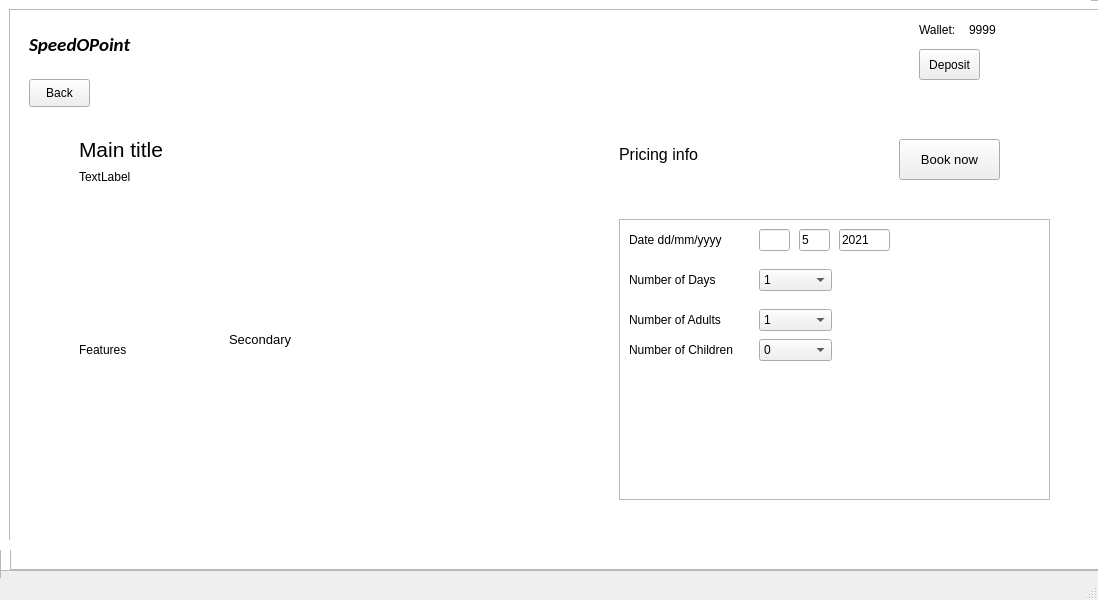
Qt form SpeedoPoint/mainwindow.ui (AliEissa2077/speedopoint) before a commit.
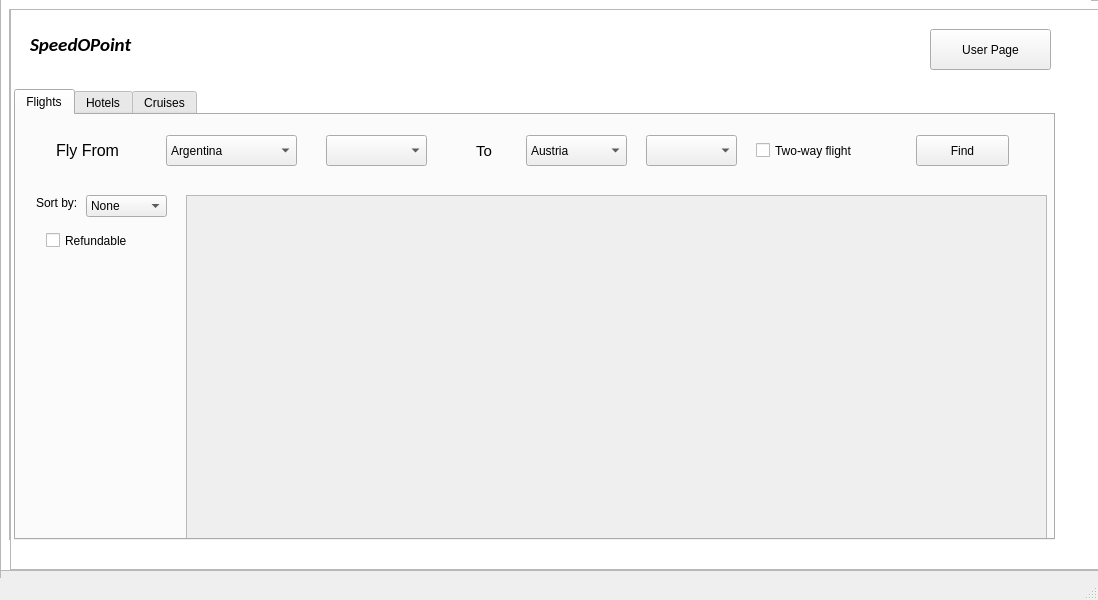
The same form after that commit. The open tabs and pages were chosen to show the change.

The edit to the form file:
```diff
--- a/SpeedoPoint/mainwindow.ui
+++ b/SpeedoPoint/mainwindow.ui
@@ -295,7 +295,7 @@
       </rect>
      </property>
      <property name="currentIndex">
-      <number>1</number>
+      <number>0</number>
      </property>
      <widget class="QWidget" name="Flights">
       <attribute name="title">
@@ -674,22 +674,31 @@
         <rect>
          <x>170</x>
          <y>80</y>
-         <width>851</width>
+         <width>861</width>
          <height>351</height>
         </rect>
        </property>
-       <layout class="QVBoxLayout" name="flightlis1">
+       <layout class="QVBoxLayout" name="flightlis1" stretch="0">
+        <property name="sizeConstraint">
+         <enum>QLayout::SetMinAndMaxSize</enum>
+        </property>
         <item>
          <widget class="QScrollArea" name="flightlist">
+          <property name="sizeAdjustPolicy">
+           <enum>QAbstractScrollArea::AdjustToContentsOnFirstShow</enum>
+          </property>
           <property name="widgetResizable">
            <bool>true</bool>
           </property>
+          <property name="alignment">
+           <set>Qt::AlignHCenter|Qt::AlignTop</set>
+          </property>
           <widget class="QWidget" name="scrollAreaWidgetContents">
            <property name="geometry">
             <rect>
              <x>0</x>
              <y>0</y>
-             <width>847</width>
+             <width>857</width>
              <height>347</height>
             </rect>
            </property>
@@ -2387,9 +2396,9 @@
     </widget>
    </widget>
    <zorder>LoginScreen</zorder>
-   <zorder>Listings</zorder>
    <zorder>UserPage</zorder>
    <zorder>DetailsPage</zorder>
+   <zorder>Listings</zorder>
   </widget>
   <widget class="QMenuBar" name="menubar">
    <property name="geometry">
```
